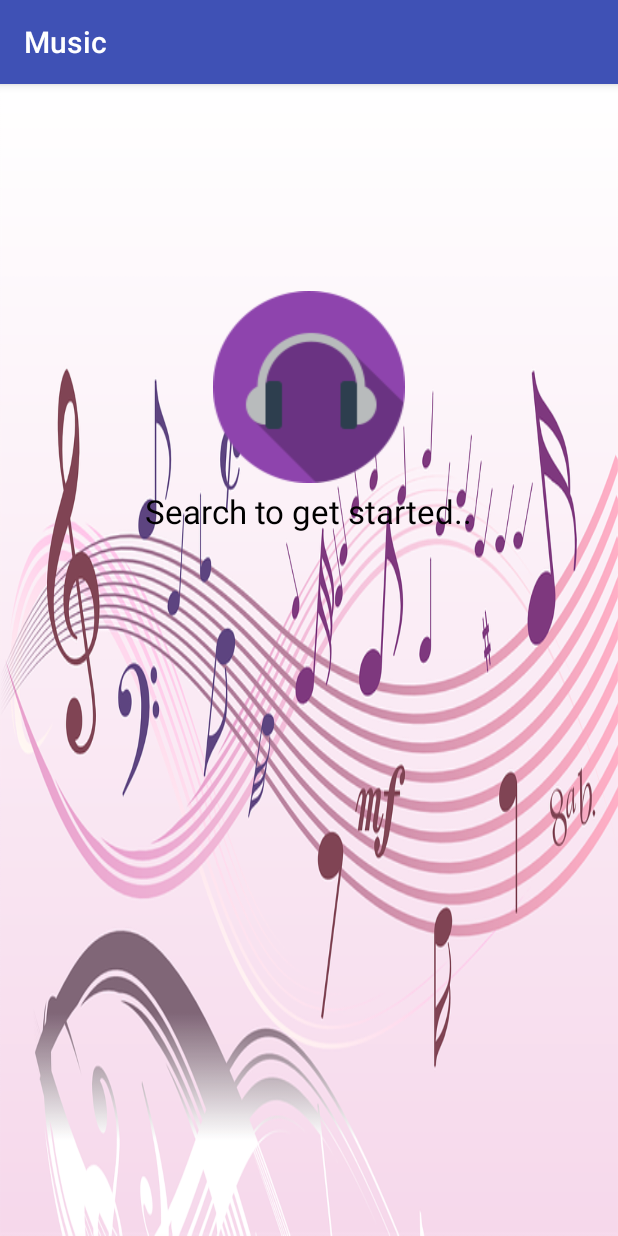
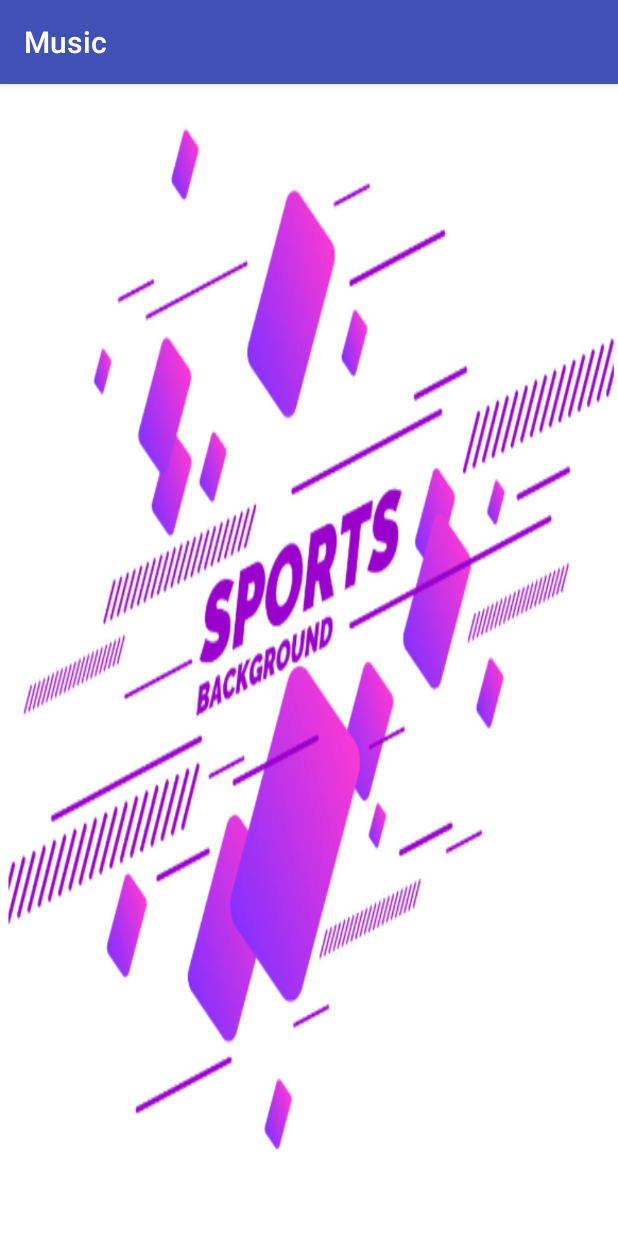
Before and after one commit to MegaMaduratna128/2019-UAS-Cindy-Mega, an Android app: the screen it shows after launch (SongListView), on a phone screen of 412 x 824 dp. Run offline under Robolectric (Android 15) with nearby library versions, the phone set to English and light mode, and no system bars; our stand-ins replace Shimmer; libraries missing offline, so code that uses them is left out: com.cooltechworks.views; plain views replace ShimmerRecyclerView; pictures from the network do not load; 5 statements that could not run were skipped.

Commit message:
commit 14

```diff
--- a/app/src/main/AndroidManifest.xml
+++ b/app/src/main/AndroidManifest.xml
@@ -6,7 +6,7 @@
 
     <application
         android:allowBackup="true"
-        android:icon="@drawable/musik"
+        android:icon="@drawable/sport"
         android:label="@string/app_name"
         android:roundIcon="@mipmap/ic_launcher_round"
         android:supportsRtl="true"
--- a/app/src/main/java/fesia/mega/com/music/views/songlist/SongListView.java
+++ b/app/src/main/java/fesia/mega/com/music/views/songlist/SongListView.java
@@ -28,7 +28,7 @@ public class SongListView extends AppCompatActivity implements SongListContract.
 
     Context context;
     LinearLayout main;
-    TextView txtNoSongs;
+    TextView txtNoSports;
     ShimmerRecyclerView listSports;
 
     private List<Sport> dataSports = new ArrayList<>();
@@ -47,9 +47,9 @@ public class SongListView extends AppCompatActivity implements SongListContract.
 
         context = SongListView.this;
 
-        main = (LinearLayout) findViewById(R.id.song_list_main);
-        txtNoSongs  = (TextView) findViewById(R.id.txtNoSongs);
-        listSports = (ShimmerRecyclerView) findViewById(R.id.listSongs);
+        main = (LinearLayout) findViewById(R.id.sport_list_main);
+        txtNoSports  = (TextView) findViewById(R.id.txtNoSports);
+        listSports = (ShimmerRecyclerView) findViewById(R.id.listSports);
 
         adapter = new SongAdapter(context, dataSports);
         RecyclerView.LayoutManager mLayoutManager = new LinearLayoutManager(getApplicationContext());
--- a/app/src/main/res/layout/demo_item.xml
+++ b/app/src/main/res/layout/demo_item.xml
@@ -16,7 +16,7 @@
             android:layout_height="@dimen/material_keyline_huge"
             android:layout_centerVertical="true"
             android:background="@android:color/darker_gray"
-            android:contentDescription="@string/artwork" />
+            android:contentDescription="@string/picturesport"/>
 
         <LinearLayout
             android:layout_width="match_parent"
--- a/app/src/main/res/layout/song_detail.xml
+++ b/app/src/main/res/layout/song_detail.xml
@@ -4,7 +4,7 @@
     android:id="@+id/sport_detail_main"
     android:layout_width="match_parent"
     android:layout_height="match_parent"
-    android:background="@drawable/musik3"
+    android:background="@drawable/sport2"
     android:orientation="vertical"
     android:padding="@dimen/material_keyline_half">
 
@@ -32,7 +32,7 @@
         android:layout_height="wrap_content"
         android:layout_marginTop="@dimen/material_keyline_quarter"
         android:textColor="@color/black"
-        tools:text="Tropical House" />
+        tools:text="Sport" />
 
     <TextView
         android:id="@+id/deskripsi_detail"
--- a/app/src/main/res/layout/song_list.xml
+++ b/app/src/main/res/layout/song_list.xml
@@ -1,13 +1,13 @@
 <?xml version="1.0" encoding="utf-8"?>
 <LinearLayout xmlns:android="http://schemas.android.com/apk/res/android"
     xmlns:app="http://schemas.android.com/apk/res-auto"
-    android:id="@+id/song_list_main"
+    android:id="@+id/sport_list_main"
     android:layout_width="match_parent"
     android:layout_height="match_parent"
     android:orientation="vertical"
     android:gravity="center"
     android:padding="@dimen/material_keyline_quarter"
-    android:background="@drawable/musik2">
+    android:background="@drawable/sport1">
 
     <com.cooltechworks.views.shimmer.ShimmerRecyclerView
         android:id="@+id/listSports"
@@ -25,9 +25,8 @@
         android:layout_height="wrap_content"
         android:layout_gravity="center"
         android:layout_marginBottom="330dp"
-        android:drawableTop="@drawable/ic_music"
         android:drawablePadding="@dimen/material_keyline_quarter"
-        android:text="Search to get started.."
+        android:text=""
         android:textColor="@android:color/background_dark"
         android:textSize="@dimen/text_xlarge" />
 
```
Also changed, not shown: app/src/main/java/fesia/mega/com/music/views/songlist/SongAdapter.java (+7 -6 lines), app/src/main/res/drawable/musik.png (deleted), app/src/main/res/drawable/musik2.png (deleted), app/src/main/res/drawable/musik3.jpg (deleted), app/src/main/res/drawable/sport.jpg (added), app/src/main/res/drawable/sport1.PNG (added), app/src/main/res/drawable/sport2.png (added).
